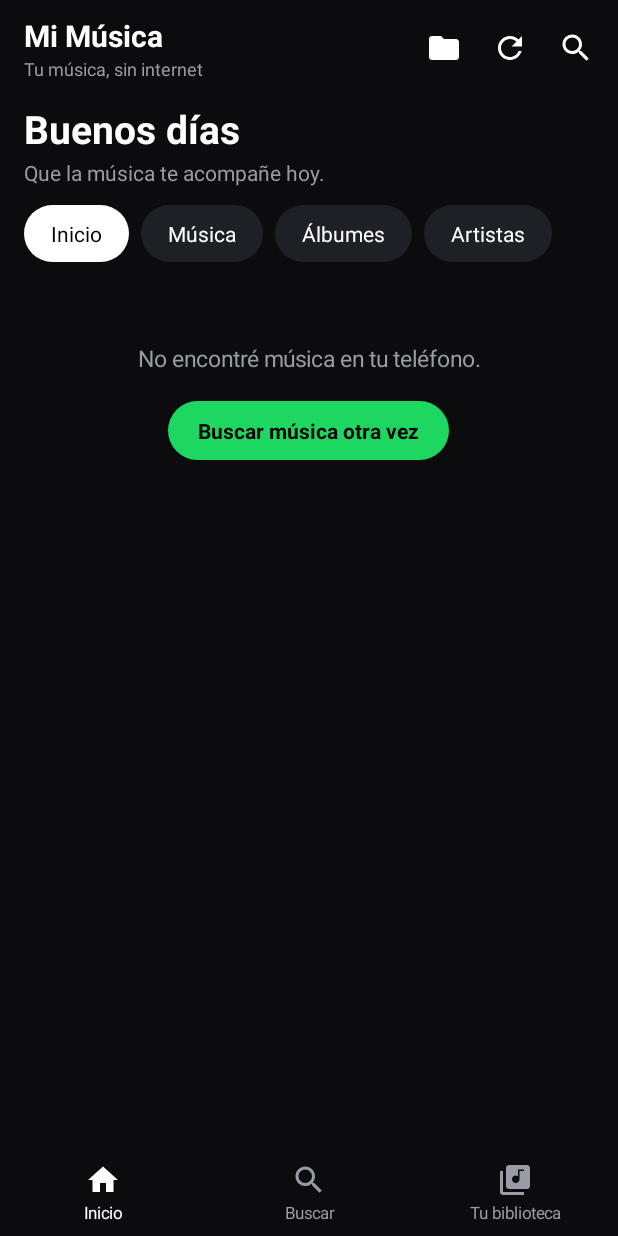
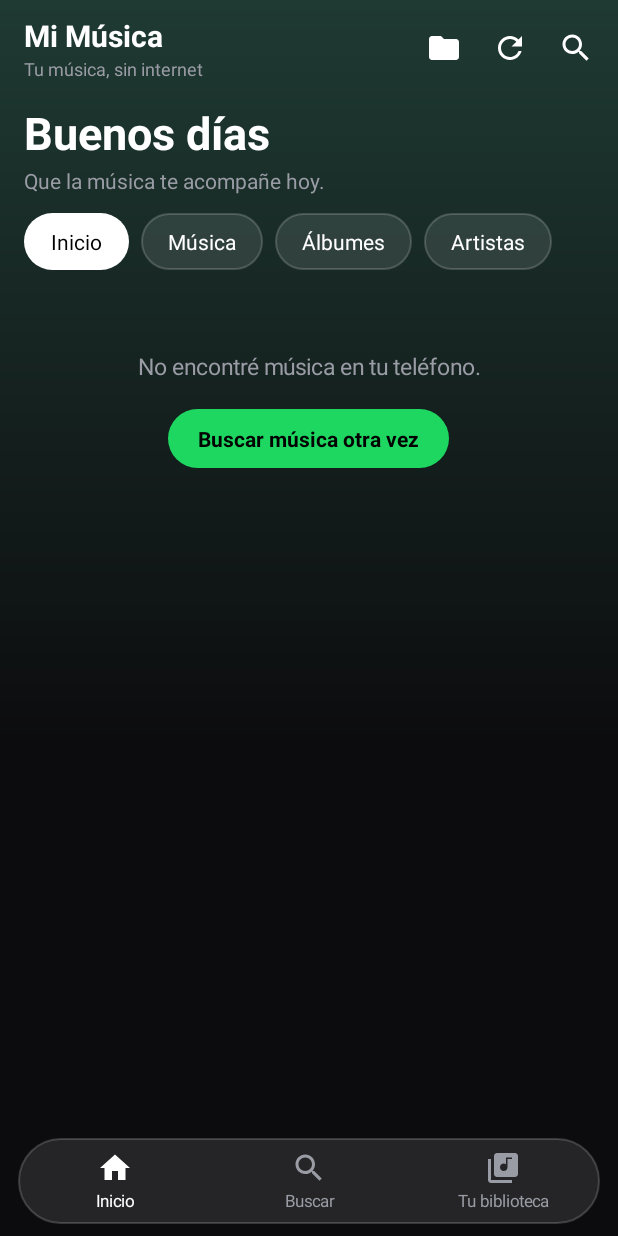
Before and after one commit to F7NagiX7/mimusica, an Android app: the screen it shows after launch (MainActivity), on a phone screen of 412 x 824 dp. Run offline under Robolectric (Android 15) with nearby library versions, the phone set to English and light mode, and no system bars; 2 statements that could not run were skipped.

Commit message:
Aplica el estilo Mezcla: degradado y acento por portada, vidrio falso, letra grande
- Color más vivo de cada portada (una vez por álbum) para el degradado de fondo y el acento
- Fondo con degradado detrás de toda la app; mini reproductor y barra inferior de vidrio
- Reproductor: controles en píldora de vidrio, botón de play con el color de la portada
- Letra en negrita y más grande; línea actual resaltada
- Efecto de pulsación en tarjetas, chips, nav y botones (solo transformaciones)

Co-Authored-By: Claude Sonnet 5.5 <noreply@anthropic.com>
Claude-Session: https://claude.ai/code/session_01E8F5BzM8PhCuDFF4LVhmNW

```diff
--- /dev/null
+++ b/app/src/main/java/com/caleb/mimusica/Fade.java
@@ -0,0 +1,69 @@
+package com.caleb.mimusica;
+
+import android.graphics.Canvas;
+import android.graphics.ColorFilter;
+import android.graphics.LinearGradient;
+import android.graphics.Paint;
+import android.graphics.PixelFormat;
+import android.graphics.Rect;
+import android.graphics.Shader;
+import android.graphics.drawable.Drawable;
+
+/**
+ * Fondo con degradado vertical: el color de arriba se funde al color de abajo
+ * en la fracción "extent" de la altura. Se dibuja con un solo shader, sin bitmaps.
+ */
+final class Fade extends Drawable {
+    private final Paint paint = new Paint();
+    private final int bottom;
+    private final float extent;
+    private int top;
+
+    Fade(int top, int bottom, float extent) {
+        this.top = top;
+        this.bottom = bottom;
+        this.extent = extent;
+    }
+
+    void setTop(int c) {
+        if (c == top) return;
+        top = c;
+        rebuild();
+        invalidateSelf();
+    }
+
+    private void rebuild() {
+        Rect b = getBounds();
+        if (b.height() <= 0) {
+            paint.setShader(null);
+            return;
+        }
+        paint.setShader(new LinearGradient(0, b.top, 0, b.top + b.height() * extent,
+                top, bottom, Shader.TileMode.CLAMP));
+    }
+
+    @Override
+    protected void onBoundsChange(Rect b) {
+        rebuild();
+    }
+
+    @Override
+    public void draw(Canvas c) {
+        c.drawRect(getBounds(), paint);
+    }
+
+    @Override
+    public void setAlpha(int a) {
+        paint.setAlpha(a);
+    }
+
+    @Override
+    public void setColorFilter(ColorFilter f) {
+        paint.setColorFilter(f);
+    }
+
+    @Override
+    public int getOpacity() {
+        return PixelFormat.OPAQUE;
+    }
+}
--- a/app/src/main/java/com/caleb/mimusica/MainActivity.java
+++ b/app/src/main/java/com/caleb/mimusica/MainActivity.java
@@ -1,6 +1,8 @@
 package com.caleb.mimusica;
 
 import android.Manifest;
+import android.animation.ArgbEvaluator;
+import android.animation.ValueAnimator;
 import android.app.Activity;
 import android.app.AlertDialog;
 import android.content.ComponentName;
@@ -10,6 +12,7 @@ import android.content.ServiceConnection;
 import android.content.pm.PackageManager;
 import android.content.res.ColorStateList;
 import android.database.Cursor;
+import android.graphics.Color;
 import android.graphics.Outline;
 import android.graphics.Typeface;
 import android.graphics.drawable.GradientDrawable;
@@ -29,6 +32,7 @@ import android.text.style.ForegroundColorSpan;
 import android.text.style.StyleSpan;
 import android.util.DisplayMetrics;
 import android.view.Gravity;
+import android.view.MotionEvent;
 import android.view.View;
 import android.view.ViewGroup;
 import android.view.ViewOutlineProvider;
@@ -103,6 +107,12 @@ public class MainActivity extends Activity implements ServiceConnection {
     String emptyText = "Leyendo tu música…";
     boolean dragging;
     int page, tab;
+    static final int DEF_TINT = 0xFF1F3A33;
+    int acc = C_ACC, tint = DEF_TINT;
+    long themeFor = -1;
+    Fade winFade, playerFade, lyrFade;
+    GradientDrawable playBg;
+    ValueAnimator tintAnim;
 
     FrameLayout root, pages, content;
     LinearLayout pageHome, pageSearch, pageLib, homeBox, mini, nav;
@@ -167,6 +177,77 @@ public class MainActivity extends Activity implements ServiceConnection {
         g.setColor(color);
         g.setCornerRadius(r);
         return g;
+    }
+
+    /** "Vidrio" barato: blanco muy transparente con un borde fino. No desenfoca nada. */
+    GradientDrawable glass(int r) {
+        GradientDrawable g = new GradientDrawable();
+        g.setColor(0x1AFFFFFF);
+        g.setCornerRadius(r);
+        g.setStroke(dp(1), 0x2EFFFFFF);
+        return g;
+    }
+
+    /** Al tocar, la vista se encoge un poquito (solo transformación: casi no cuesta). */
+    void press(View v) {
+        v.setOnTouchListener((vw, e) -> {
+            int a = e.getActionMasked();
+            if (a == MotionEvent.ACTION_DOWN) {
+                vw.animate().scaleX(0.96f).scaleY(0.96f).setDuration(90).start();
+            } else if (a == MotionEvent.ACTION_UP || a == MotionEvent.ACTION_CANCEL) {
+                vw.animate().scaleX(1f).scaleY(1f).setDuration(140).start();
+            }
+            return false;
+        });
+    }
+
+    /** base = color más vivo de la portada (0 si no hay). Cambia degradado y acento. */
+    void applyTheme(int base) {
+        int nt = DEF_TINT, na = C_ACC;
+        if (base != 0) {
+            float[] hsv = new float[3];
+            Color.colorToHSV(base, hsv);
+            if (hsv[1] >= 0.12f) {
+                float hue = hsv[0], sat = hsv[1];
+                hsv[1] = Math.min(sat, 0.75f);
+                hsv[2] = 0.42f;
+                nt = Color.HSVToColor(hsv);
+                hsv[0] = hue;
+                hsv[1] = Math.max(0.45f, Math.min(sat, 0.85f));
+                hsv[2] = 0.95f;
+                na = Color.HSVToColor(hsv);
+            } else {
+                nt = 0xFF2B2D33;
+            }
+        }
+        acc = na;
+        if (tintAnim != null) tintAnim.cancel();
+        tintAnim = ValueAnimator.ofObject(new ArgbEvaluator(), tint, nt);
+        tintAnim.setDuration(380);
+        tintAnim.addUpdateListener(an -> {
+            tint = (Integer) an.getAnimatedValue();
+            winFade.setTop(tint);
+            playerFade.setTop(tint);
+            lyrFade.setTop(tint);
+        });
+        tintAnim.start();
+        applyAccent();
+    }
+
+    void applyAccent() {
+        if (playBg == null) return;
+        playBg.setColor(acc);
+        miniFill.setBackgroundColor(acc);
+        pSeek.setProgressTintList(ColorStateList.valueOf(acc));
+        if (svc != null) {
+            Track t = svc.current();
+            if (t != null) refreshHeart(t);
+            pShuf.setColorFilter(svc.shuffle ? acc : C_MUT);
+            pRep.setColorFilter(svc.repeat > 0 ? acc : C_MUT);
+        }
+        musicAdapter.notifyDataSetChanged();
+        searchAdapter.notifyDataSetChanged();
+        libAdapter.notifyDataSetChanged();
     }
 
     void round(View v, final int r) {
@@ -270,7 +351,7 @@ public class MainActivity extends Activity implements ServiceConnection {
             Track cur = svc == null ? null : svc.current();
             Art.bind(MainActivity.this, (ImageView) w[0], t, 128);
             ((TextView) w[1]).setText(t.title);
-            ((TextView) w[1]).setTextColor(cur != null && cur.id == t.id ? C_ACC : C_TXT);
+            ((TextView) w[1]).setTextColor(cur != null && cur.id == t.id ? acc : C_TXT);
             ((TextView) w[2]).setText(t.album.isEmpty() ? t.artist : t.artist + " · " + t.album);
             ((TextView) w[3]).setText(fmt((int) t.duration));
             return v;
@@ -297,7 +378,7 @@ public class MainActivity extends Activity implements ServiceConnection {
                 c.setOrientation(LinearLayout.VERTICAL);
                 Sq iv = new Sq(MainActivity.this);
                 if (circular) makeCircle(iv);
-                else round(iv, dp(10));
+                else round(iv, dp(14));
                 c.addView(iv, new LinearLayout.LayoutParams(MATCH, WRAP));
                 TextView a = one(tv("", 13, C_TXT, true));
                 TextView b = one(tv("", 11, C_MUT, false));
@@ -327,11 +408,14 @@ public class MainActivity extends Activity implements ServiceConnection {
     @Override
     protected void onCreate(Bundle saved) {
         super.onCreate(saved);
-        getWindow().setStatusBarColor(C_BG);
+        winFade = new Fade(tint, C_BG, 0.6f);
+        playerFade = new Fade(tint, C_BG, 0.65f);
+        lyrFade = new Fade(tint, C_BG, 1f);
+        getWindow().setBackgroundDrawable(winFade);
+        getWindow().setStatusBarColor(0x00000000);
         getWindow().setNavigationBarColor(C_BG);
 
         root = new FrameLayout(this);
-        root.setBackgroundColor(C_BG);
 
         LinearLayout main = new LinearLayout(this);
         main.setOrientation(LinearLayout.VERTICAL);
@@ -346,7 +430,9 @@ public class MainActivity extends Activity implements ServiceConnection {
         buildMini();
         main.addView(mini);
         buildNav();
-        main.addView(nav);
+        LinearLayout.LayoutParams navp = new LinearLayout.LayoutParams(MATCH, WRAP);
+        navp.setMargins(dp(12), dp(4), dp(12), dp(8));
+        main.addView(nav, navp);
         root.addView(main, new FrameLayout.LayoutParams(MATCH, MATCH));
 
         buildPlayer();
@@ -386,7 +472,7 @@ public class MainActivity extends Activity implements ServiceConnection {
         head.addView(bSearch, new LinearLayout.LayoutParams(dp(44), dp(44)));
         pageHome.addView(head);
 
-        greetTv = tv(greeting(), 26, C_TXT, true);
+        greetTv = tv(greeting(), 30, C_TXT, true);
         greetTv.setPadding(dp(16), dp(14), dp(16), 0);
         pageHome.addView(greetTv);
         TextView sub = tv("Que la música te acompañe hoy.", 14, C_MUT, false);
@@ -403,6 +489,7 @@ public class MainActivity extends Activity implements ServiceConnection {
             TextView c = tv(names[i], 14, C_TXT, false);
             c.setPadding(dp(18), dp(9), dp(18), dp(9));
             c.setOnClickListener(v -> showTab(ti));
+            press(c);
             chips[i] = c;
             LinearLayout.LayoutParams cp = new LinearLayout.LayoutParams(WRAP, WRAP);
             cp.rightMargin = dp(8);
@@ -439,7 +526,7 @@ public class MainActivity extends Activity implements ServiceConnection {
     void buildSearch() {
         pageSearch = new LinearLayout(this);
         pageSearch.setOrientation(LinearLayout.VERTICAL);
-        TextView t = tv("Buscar", 24, C_TXT, true);
+        TextView t = tv("Buscar", 30, C_TXT, true);
         t.setPadding(dp(16), dp(16), dp(16), dp(10));
         pageSearch.addView(t);
         q = new EditText(this);
@@ -448,7 +535,7 @@ public class MainActivity extends Activity implements ServiceConnection {
         q.setTextColor(C_TXT);
         q.setTextSize(15);
         q.setSingleLine(true);
-        q.setBackground(rect(C_CARD, dp(24)));
+        q.setBackground(glass(dp(26)));
         q.setPadding(dp(18), dp(12), dp(18), dp(12));
         LinearLayout.LayoutParams qp = new LinearLayout.LayoutParams(MATCH, WRAP);
         qp.setMargins(dp(16), 0, dp(16), dp(8));
@@ -467,7 +554,7 @@ public class MainActivity extends Activity implements ServiceConnection {
     void buildLib() {
         pageLib = new LinearLayout(this);
         pageLib.setOrientation(LinearLayout.VERTICAL);
-        TextView t = tv("Tu biblioteca", 24, C_TXT, true);
+        TextView t = tv("Tu biblioteca", 30, C_TXT, true);
         t.setPadding(dp(16), dp(16), dp(16), 0);
         pageLib.addView(t);
         libInfo = tv("", 13, C_MUT, false);
@@ -486,12 +573,11 @@ public class MainActivity extends Activity implements ServiceConnection {
     void buildMini() {
         mini = new LinearLayout(this);
         mini.setOrientation(LinearLayout.VERTICAL);
-        mini.setPadding(dp(8), dp(4), dp(8), dp(4));
-        mini.setBackgroundColor(C_BG);
+        mini.setPadding(dp(12), dp(4), dp(12), dp(4));
         LinearLayout card = new LinearLayout(this);
         card.setOrientation(LinearLayout.VERTICAL);
-        card.setBackground(rect(C_CARD, dp(12)));
-        round(card, dp(12));
+        card.setBackground(glass(dp(18)));
+        round(card, dp(18));
         LinearLayout row = new LinearLayout(this);
         row.setGravity(Gravity.CENTER_VERTICAL);
         row.setPadding(dp(8), dp(8), dp(4), dp(6));
@@ -514,16 +600,18 @@ public class MainActivity extends Activity implements ServiceConnection {
         card.addView(row);
         LinearLayout bar = new LinearLayout(this);
         miniFill = new View(this);
-        miniFill.setBackgroundColor(C_ACC);
+        miniFill.setBackgroundColor(acc);
         miniRest = new View(this);
-        miniRest.setBackgroundColor(0xFF33353D);
+        miniRest.setBackgroundColor(0x33FFFFFF);
         bar.addView(miniFill, new LinearLayout.LayoutParams(0, MATCH, 0f));
         bar.addView(miniRest, new LinearLayout.LayoutParams(0, MATCH, 1f));
         card.addView(bar, new LinearLayout.LayoutParams(MATCH, dp(3)));
         mini.addView(card);
         mini.setVisibility(View.GONE);
         card.setOnClickListener(v -> openPlayer());
+        press(card);
         miniPlay.setOnClickListener(v -> toggle());
+        press(miniPlay);
         mn.setOnClickListener(v -> {
             if (svc != null) svc.next(false);
         });
@@ -531,7 +619,7 @@ public class MainActivity extends Activity implements ServiceConnection {
 
     void buildNav() {
         nav = new LinearLayout(this);
-        nav.setBackgroundColor(C_BG);
+        nav.setBackground(glass(dp(28)));
         int[] ic = {R.drawable.ic_home, R.drawable.ic_search, R.drawable.ic_library};
         String[] lb = {"Inicio", "Buscar", "Tu biblioteca"};
         for (int i = 0; i < 3; i++) {
@@ -550,13 +638,14 @@ public class MainActivity extends Activity implements ServiceConnection {
             nlp.topMargin = dp(2);
             it.addView(navLbl[i], nlp);
             it.setOnClickListener(v -> showPage(pi));
+            press(it);
             nav.addView(it, new LinearLayout.LayoutParams(0, WRAP, 1f));
         }
     }
 
     void buildPlayer() {
         player = new ScrollView(this);
-        player.setBackgroundColor(C_BG);
+        player.setBackground(playerFade);
         player.setFillViewport(true);
         player.setVerticalScrollBarEnabled(false);
         LinearLayout col = new LinearLayout(this);
@@ -586,7 +675,8 @@ public class MainActivity extends Activity implements ServiceConnection {
         DisplayMetrics dm = getResources().getDisplayMetrics();
         int side = Math.min(dm.widthPixels - dp(40), (int) (dm.heightPixels * 0.40f));
         pArt = new ImageView(this);
-        round(pArt, dp(16));
+        round(pArt, dp(20));
+        pArt.setElevation(dp(14));
         LinearLayout.LayoutParams ap = new LinearLayout.LayoutParams(side, side);
         ap.gravity = Gravity.CENTER_HORIZONTAL;
         ap.topMargin = dp(14);
@@ -597,7 +687,7 @@ public class MainActivity extends Activity implements ServiceConnection {
         tr.setGravity(Gravity.CENTER_VERTICAL);
         LinearLayout tc = new LinearLayout(this);
         tc.setOrientation(LinearLayout.VERTICAL);
-        pTitle = one(tv("", 24, C_TXT, true));
+        pTitle = one(tv("", 26, C_TXT, true));
         pArtist = one(tv("", 16, C_MUT, false));
         tc.addView(pTitle);
         tc.addView(pArtist);
@@ -617,9 +707,9 @@ public class MainActivity extends Activity implements ServiceConnection {
 
         /* barra de tiempo */
         pSeek = new SeekBar(this);
-        pSeek.setProgressTintList(ColorStateList.valueOf(C_ACC));
+        pSeek.setProgressTintList(ColorStateList.valueOf(acc));
         pSeek.setThumbTintList(ColorStateList.valueOf(C_TXT));
-        pSeek.setProgressBackgroundTintList(ColorStateList.valueOf(0xFF3A3C44));
+        pSeek.setProgressBackgroundTintList(ColorStateList.valueOf(0x33FFFFFF));
         col.addView(pSeek, new LinearLayout.LayoutParams(MATCH, WRAP));
         LinearLayout times = new LinearLayout(this);
         times.setPadding(dp(16), 0, dp(16), 0);
@@ -638,35 +728,37 @@ public class MainActivity extends Activity implements ServiceConnection {
         pPlay = ib(R.drawable.ic_play, C_TXT);
         ImageButton next = ib(R.drawable.ic_next, C_TXT);
         pRep = ib(R.drawable.ic_repeat, C_MUT);
-        GradientDrawable ov = new GradientDrawable();
-        ov.setShape(GradientDrawable.OVAL);
-        ov.setColor(0x00000000);
-        ov.setStroke(dp(2), C_TXT);
-        pPlay.setBackground(ov);
-        pPlay.setPadding(dp(18), dp(18), dp(18), dp(18));
+        playBg = new GradientDrawable();
+        playBg.setShape(GradientDrawable.OVAL);
+        playBg.setColor(acc);
+        pPlay.setBackground(playBg);
+        pPlay.setColorFilter(0xFF111111);
+        pPlay.setPadding(dp(17), dp(17), dp(17), dp(17));
+        ctl.setBackground(glass(dp(40)));
+        ctl.setPadding(dp(6), dp(8), dp(6), dp(8));
         ctl.addView(pShuf, new LinearLayout.LayoutParams(0, dp(52), 1f));
         ctl.addView(prev, new LinearLayout.LayoutParams(0, dp(56), 1f));
-        ctl.addView(pPlay, new LinearLayout.LayoutParams(dp(74), dp(74)));
+        ctl.addView(pPlay, new LinearLayout.LayoutParams(dp(66), dp(66)));
         ctl.addView(next, new LinearLayout.LayoutParams(0, dp(56), 1f));
         ctl.addView(pRep, new LinearLayout.LayoutParams(0, dp(52), 1f));
         LinearLayout.LayoutParams cpp = new LinearLayout.LayoutParams(MATCH, WRAP);
-        cpp.topMargin = dp(8);
+        cpp.topMargin = dp(14);
         col.addView(ctl, cpp);
 
         /* letra */
         lyricsCard = new LinearLayout(this);
         lyricsCard.setOrientation(LinearLayout.VERTICAL);
-        lyricsCard.setBackground(rect(C_CARD, dp(16)));
-        lyricsCard.setPadding(dp(16), dp(10), dp(8), dp(16));
+        lyricsCard.setBackground(glass(dp(22)));
+        lyricsCard.setPadding(dp(18), dp(12), dp(10), dp(18));
         LinearLayout lh = new LinearLayout(this);
         lh.setGravity(Gravity.CENTER_VERTICAL);
         lh.addView(tv("Letra", 13, C_TXT, true), new LinearLayout.LayoutParams(0, WRAP, 1f));
         ImageButton lx = ib(R.drawable.ic_expand, C_MUT);
         lh.addView(lx, new LinearLayout.LayoutParams(dp(40), dp(40)));
         lyricsCard.addView(lh);
-        lyrBody = tv("", 17, C_MUT, false);
-        lyrBody.setLineSpacing(dp(4), 1f);
-        lyrBody.setMaxLines(8);
+        lyrBody = tv("", 19, 0x66FFFFFF, true);
+        lyrBody.setLineSpacing(dp(5), 1f);
+        lyrBody.setMaxLines(6);
         lyrBody.setEllipsize(TextUtils.TruncateAt.END);
         lyrBody.setPadding(0, 0, dp(8), 0);
         lyricsCard.addView(lyrBody);
@@ -680,7 +772,7 @@ public class MainActivity extends Activity implements ServiceConnection {
         /* a continuación */
         nextCard = new LinearLayout(this);
         nextCard.setOrientation(LinearLayout.VERTICAL);
-        nextCard.setBackground(rect(C_CARD, dp(16)));
+        nextCard.setBackground(glass(dp(22)));
         nextCard.setPadding(dp(14), dp(12), dp(14), dp(12));
         nextCard.addView(tv("A continuación", 12, C_MUT, true));
         LinearLayout nr = new LinearLayout(this);
@@ -707,6 +799,7 @@ public class MainActivity extends Activity implements ServiceConnection {
         player.addView(col);
 
         pPlay.setOnClickListener(v -> toggle());
+        press(pPlay);
         next.setOnClickListener(v -> {
             if (svc != null) svc.next(false);
         });
@@ -742,7 +835,7 @@ public class MainActivity extends Activity implements ServiceConnection {
     void buildLyricsFull() {
         lyrBox = new LinearLayout(this);
         lyrBox.setOrientation(LinearLayout.VERTICAL);
-        lyrBox.setBackgroundColor(C_BG);
+        lyrBox.setBackground(lyrFade);
         LinearLayout top = new LinearLayout(this);
         top.setGravity(Gravity.CENTER_VERTICAL);
         top.setPadding(dp(8), dp(8), dp(8), dp(4));
@@ -756,8 +849,8 @@ public class MainActivity extends Activity implements ServiceConnection {
         lyrBox.addView(top);
         lyrScroll = new ScrollView(this);
         lyrScroll.setVerticalScrollBarEnabled(false);
-        lyrFullTv = tv("", 22, C_MUT, false);
-        lyrFullTv.setLineSpacing(dp(8), 1f);
+        lyrFullTv = tv("", 28, 0x59FFFFFF, true);
+        lyrFullTv.setLineSpacing(dp(10), 1f);
         lyrFullTv.setPadding(dp(24), dp(16), dp(24), dp(120));
         lyrScroll.addView(lyrFullTv);
         lyrBox.addView(lyrScroll, new LinearLayout.LayoutParams(MATCH, 0, 1f));
@@ -811,11 +904,11 @@ public class MainActivity extends Activity implements ServiceConnection {
         int idx = lyr.times == null ? -1 : lyr.indexAt(svc.pos());
         if (!force && idx == lyrIdx) return;
         lyrIdx = idx;
-        int base = lyr.times == null ? 0xFFD0D2D8 : C_MUT;
+        int base = lyr.times == null ? 0xF2FFFFFF : 0x66FFFFFF;
         lyrBody.setTextColor(base);
         lyrBody.setText(lyrText(idx, false));
         if (lyricsOpen()) {
-            lyrFullTv.setTextColor(lyr.times == null ? 0xFFE0E2E8 : C_MUT);
+            lyrFullTv.setTextColor(lyr.times == null ? 0xFFFFFFFF : 0x59FFFFFF);
             lyrFullTv.setText(lyrText(idx, true));
             final int off = lyrCur;
             if (off >= 0) {
@@ -917,7 +1010,7 @@ public class MainActivity extends Activity implements ServiceConnection {
     }
 
     void styleChip(TextView t, boolean on) {
-        t.setBackground(rect(on ? 0xFFFFFFFF : C_CHIP, dp(20)));
+        t.setBackground(on ? rect(0xFFFFFFFF, dp(20)) : glass(dp(20)));
         t.setTextColor(on ? 0xFF000000 : C_TXT);
     }
 
@@ -963,7 +1056,7 @@ public class MainActivity extends Activity implements ServiceConnection {
         LinearLayout r = new LinearLayout(this);
         r.setGravity(Gravity.CENTER_VERTICAL);
         r.setPadding(dp(16), dp(18), dp(16), dp(10));
-        r.addView(tv(title, 17, C_TXT, true), new LinearLayout.LayoutParams(0, WRAP, 1f));
+        r.addView(tv(title, 19, C_TXT, true), new LinearLayout.LayoutParams(0, WRAP, 1f));
         TextView all2 = tv("Ver todo", 12, C_MUT, false);
         all2.setPadding(dp(8), dp(4), 0, dp(4));
         all2.setOnClickListener(v -> seeAll.run());
@@ -991,7 +1084,7 @@ public class MainActivity extends Activity implements ServiceConnection {
         LinearLayout c = new LinearLayout(this);
         c.setOrientation(LinearLayout.VERTICAL);
         ImageView iv = new ImageView(this);
-        round(iv, dp(10));
+        round(iv, dp(14));
         Art.bind(this, iv, art, 320);
         c.addView(iv, new LinearLayout.LayoutParams(dp(110), dp(110)));
         TextView a = one(tv(t1, 13, C_TXT, true));
@@ -1001,6 +1094,7 @@ public class MainActivity extends Activity implements ServiceConnection {
         c.addView(a, ap);
         c.addView(b, new LinearLayout.LayoutParams(MATCH, WRAP));
         c.setOnClickListener(ck);
+        press(c);
         return c;
     }
 
@@ -1018,6 +1112,7 @@ public class MainActivity extends Activity implements ServiceConnection {
         ap.topMargin = dp(8);
         c.addView(a, ap);
         c.setOnClickListener(v -> playGroup(g));
+        press(c);
         return c;
     }
 
@@ -1031,7 +1126,7 @@ public class MainActivity extends Activity implements ServiceConnection {
         b.addView(t);
         TextView bt = tv("Buscar música otra vez", 14, 0xFF000000, true);
         bt.setPadding(dp(20), dp(10), dp(20), dp(10));
-        bt.setBackground(rect(C_ACC, dp(22)));
+        bt.setBackground(rect(acc, dp(22)));
         bt.setOnClickListener(v -> ask());
         LinearLayout.LayoutParams lp = new LinearLayout.LayoutParams(WRAP, WRAP);
         lp.topMargin = dp(18);
@@ -1292,7 +1387,7 @@ public class MainActivity extends Activity implements ServiceConnection {
     void refreshHeart(Track t) {
         boolean f = Store.isFav(this, t.id);
         pHeart.setImageResource(f ? R.drawable.ic_heart : R.drawable.ic_heart_o);
-        pHeart.setColorFilter(f ? C_ACC : C_TXT);
+        pHeart.setColorFilter(f ? acc : C_TXT);
     }
 
     void refresh() {
@@ -1308,6 +1403,13 @@ public class MainActivity extends Activity implements ServiceConnection {
             pArtist.setText(t.artist);
             pSource.setText(svc.source);
             Art.bind(this, pArt, t, 700);
+            if (t.id != themeFor) {
+                themeFor = t.id;
+                final Track tt = t;
+                Art.color(this, tt, col -> {
+                    if (themeFor == tt.id) applyTheme(col);
+                });
+            }
             refreshHeart(t);
             loadLyrics(t);
             Track n = svc.nextTrack();
@@ -1323,9 +1425,9 @@ public class MainActivity extends Activity implements ServiceConnection {
         int icon = pl ? R.drawable.ic_pause : R.drawable.ic_play;
         miniPlay.setImageResource(icon);
         pPlay.setImageResource(icon);
-        pShuf.setColorFilter(svc.shuffle ? C_ACC : C_MUT);
+        pShuf.setColorFilter(svc.shuffle ? acc : C_MUT);
         pRep.setImageResource(svc.repeat == 2 ? R.drawable.ic_repeat_one : R.drawable.ic_repeat);
-        pRep.setColorFilter(svc.repeat > 0 ? C_ACC : C_MUT);
+        pRep.setColorFilter(svc.repeat > 0 ? acc : C_MUT);
         musicAdapter.notifyDataSetChanged();
         searchAdapter.notifyDataSetChanged();
         libAdapter.notifyDataSetChanged();
```
Also changed, not shown: app/src/main/java/com/caleb/mimusica/Art.java (+74 -0 lines).
